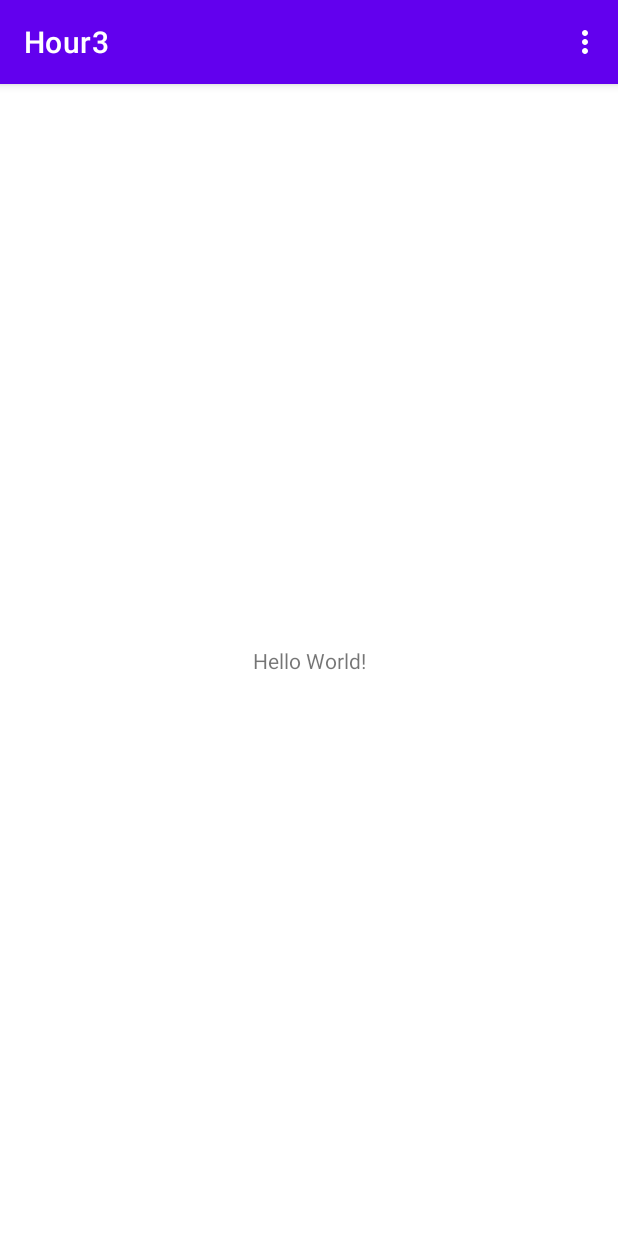
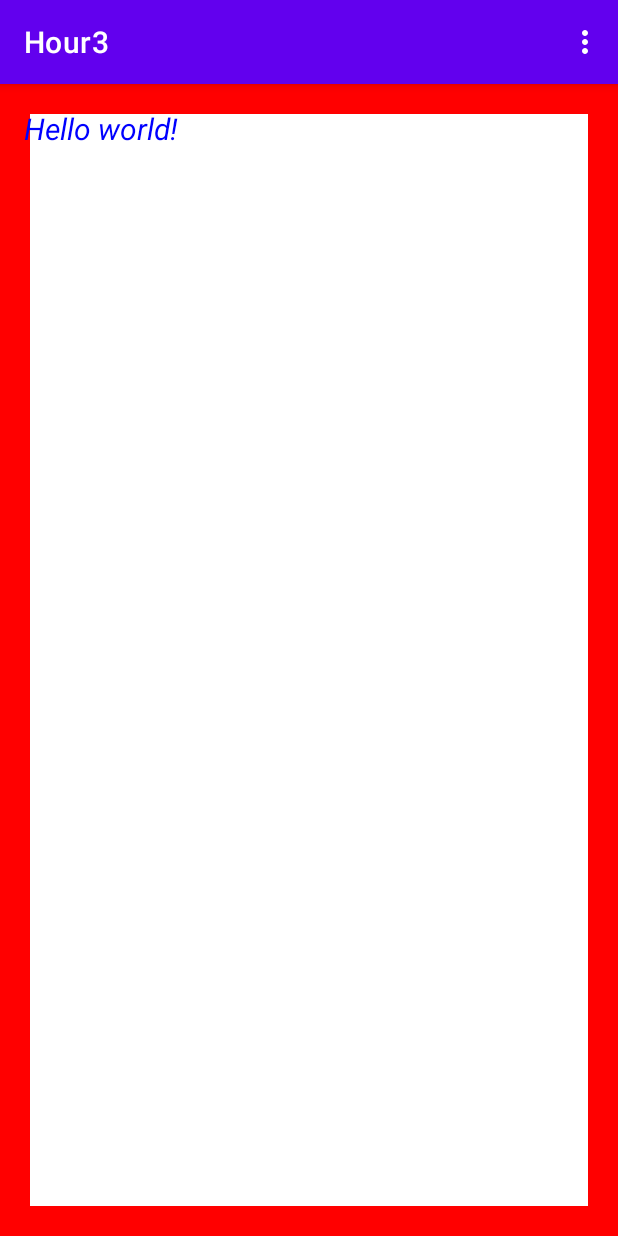
Before and after one commit to krzysiek513/Android24h, an Android app: the screen it shows after launch (MainActivity), on a phone screen of 412 x 824 dp. Run offline under Robolectric (Android 15) with nearby library versions, the light colour scheme and no system bars.

Commit message:
Hour3 - zasoby aplikacji - layout

```diff
--- /dev/null
+++ b/Hour3/app/src/main/res/drawable/background_shape.xml
@@ -0,0 +1,7 @@
+<?xml version="1.0" encoding="utf-8"?>
+<shape xmlns:android="http://schemas.android.com/apk/res/android" android:shape="rectangle">
+        <stroke android:width="20dp" android:color="#ff0000" />
+        <padding android:left="20dp" android:top="20dp"
+            android:right="20dp" android:bottom="20dp" />
+
+</shape>
--- a/Hour3/app/src/main/res/layout/activity_main.xml
+++ b/Hour3/app/src/main/res/layout/activity_main.xml
@@ -1,18 +1,14 @@
 <?xml version="1.0" encoding="utf-8"?>
-<androidx.constraintlayout.widget.ConstraintLayout xmlns:android="http://schemas.android.com/apk/res/android"
-    xmlns:app="http://schemas.android.com/apk/res-auto"
-    xmlns:tools="http://schemas.android.com/tools"
-    android:layout_width="match_parent"
-    android:layout_height="match_parent"
-    tools:context=".MainActivity">
+<RelativeLayout xmlns:android="http://schemas.android.com/apk/res/android"
+    xmlns:tools="http://schemas.android.com/tools" android:layout_width="match_parent"
+    android:layout_height="match_parent" android:paddingLeft="@dimen/activity_horizontal_margin"
+    android:paddingRight="@dimen/activity_horizontal_margin"
+    android:paddingTop="@dimen/activity_vertical_margin"
+    android:paddingBottom="@dimen/activity_vertical_margin" tools:context=".MainActivity"
+    android:background="@drawable/background_shape">
 
-    <TextView
-        android:layout_width="wrap_content"
+    <TextView android:text="@string/hello_world" android:layout_width="wrap_content"
         android:layout_height="wrap_content"
-        android:text="Hello World!"
-        app:layout_constraintBottom_toBottomOf="parent"
-        app:layout_constraintLeft_toLeftOf="parent"
-        app:layout_constraintRight_toRightOf="parent"
-        app:layout_constraintTop_toTopOf="parent" />
+        style="@style/CustomTextStyle" />
 
-</androidx.constraintlayout.widget.ConstraintLayout>
+</RelativeLayout>
```
